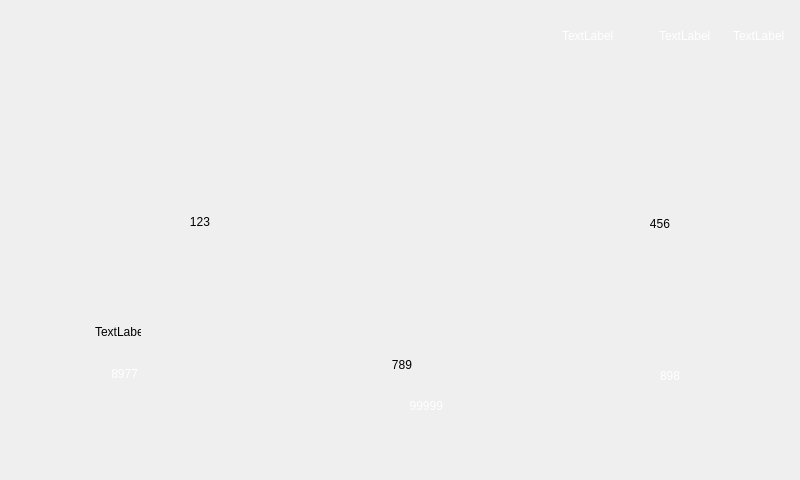
Qt form XINYAN/widget.ui (wushengjun85/QtForWork) before a commit.
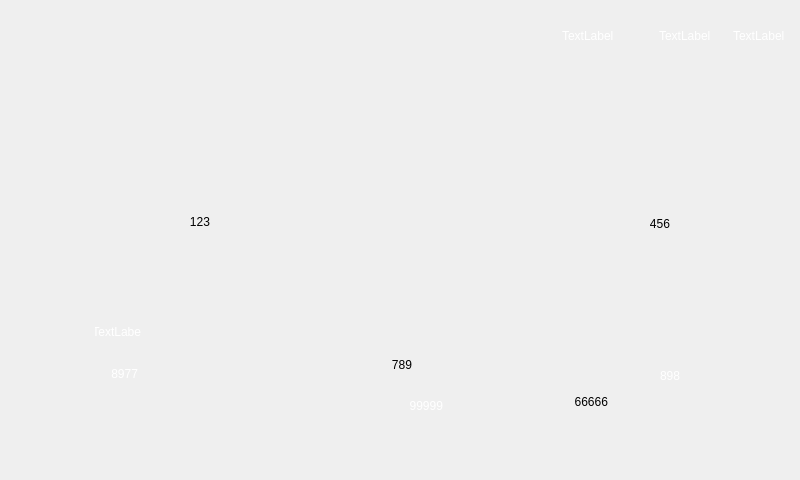
The same form after that commit. Icons and pictures are not drawn.

The edit to the form file:
```diff
--- a/XINYAN/widget.ui
+++ b/XINYAN/widget.ui
@@ -312,8 +312,34 @@
        <height>31</height>
       </rect>
      </property>
+     <property name="styleSheet">
+      <string notr="true">color: rgb(255, 255, 255);
+font: 75 16pt &quot;Ubuntu&quot;;</string>
+     </property>
      <property name="text">
       <string>TextLabel</string>
+     </property>
+     <property name="alignment">
+      <set>Qt::AlignCenter</set>
+     </property>
+    </widget>
+    <widget class="QLabel" name="label_21">
+     <property name="geometry">
+      <rect>
+       <x>554</x>
+       <y>391</y>
+       <width>54</width>
+       <height>22</height>
+      </rect>
+     </property>
+     <property name="styleSheet">
+      <string notr="true">font: 75 16pt &quot;Ubuntu&quot;;</string>
+     </property>
+     <property name="text">
+      <string>66666</string>
+     </property>
+     <property name="alignment">
+      <set>Qt::AlignRight|Qt::AlignTrailing|Qt::AlignVCenter</set>
      </property>
     </widget>
    </widget>
```
Left out of the diff: 20 changed lines with no effect on the pictures.
